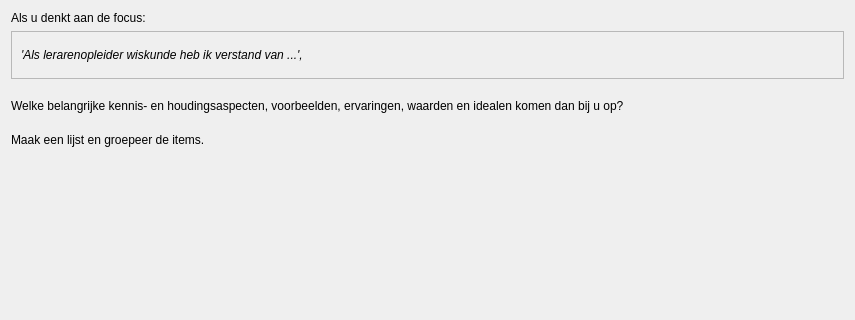
Before: the Qt Designer form Projects/ProjectBrainweaver/qtpvdbclusterdialog.ui in richelbilderbeek/ProjectRichelBilderbeek, drawn with Qt 5; both pictures show x 0 to 855 and y 0 to 320 of the 855 by 748 pixel window.
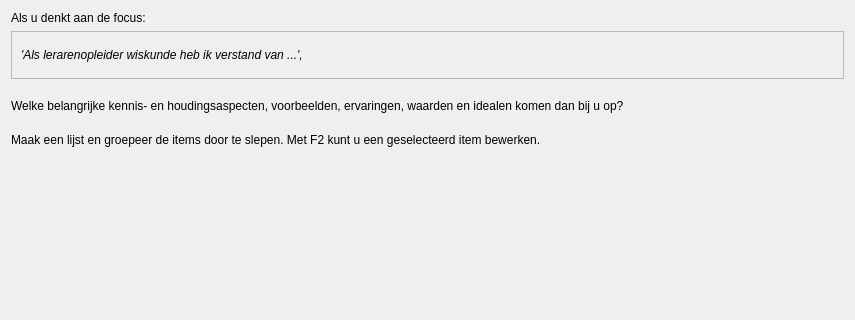
After: the same form once the commit is applied. Icons and pictures are not drawn.

What changed in the file:
```diff
--- a/Projects/ProjectBrainweaver/qtpvdbclusterdialog.ui
+++ b/Projects/ProjectBrainweaver/qtpvdbclusterdialog.ui
@@ -103,7 +103,7 @@
       </sizepolicy>
      </property>
      <property name="text">
-      <string>Maak een lijst en groepeer de items.</string>
+      <string>Maak een lijst en groepeer de items door te slepen. Met F2 kunt u een geselecteerd item bewerken.</string>
      </property>
     </widget>
    </item>
```
